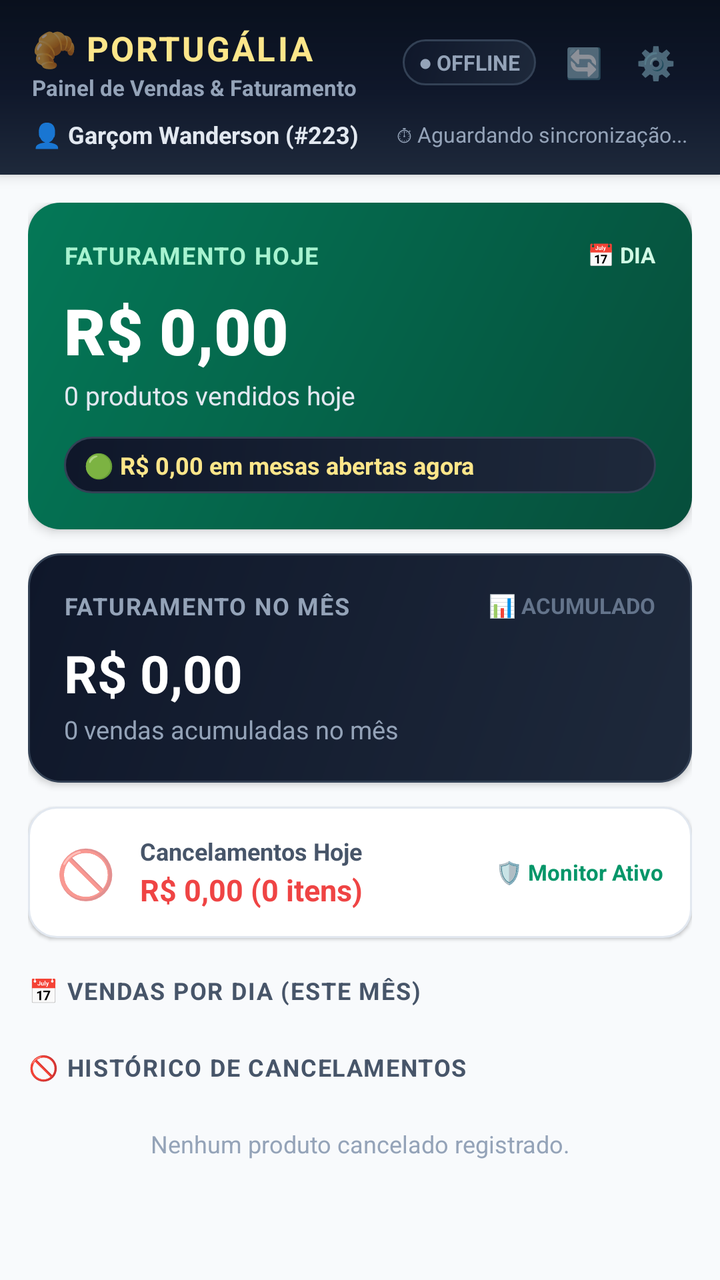
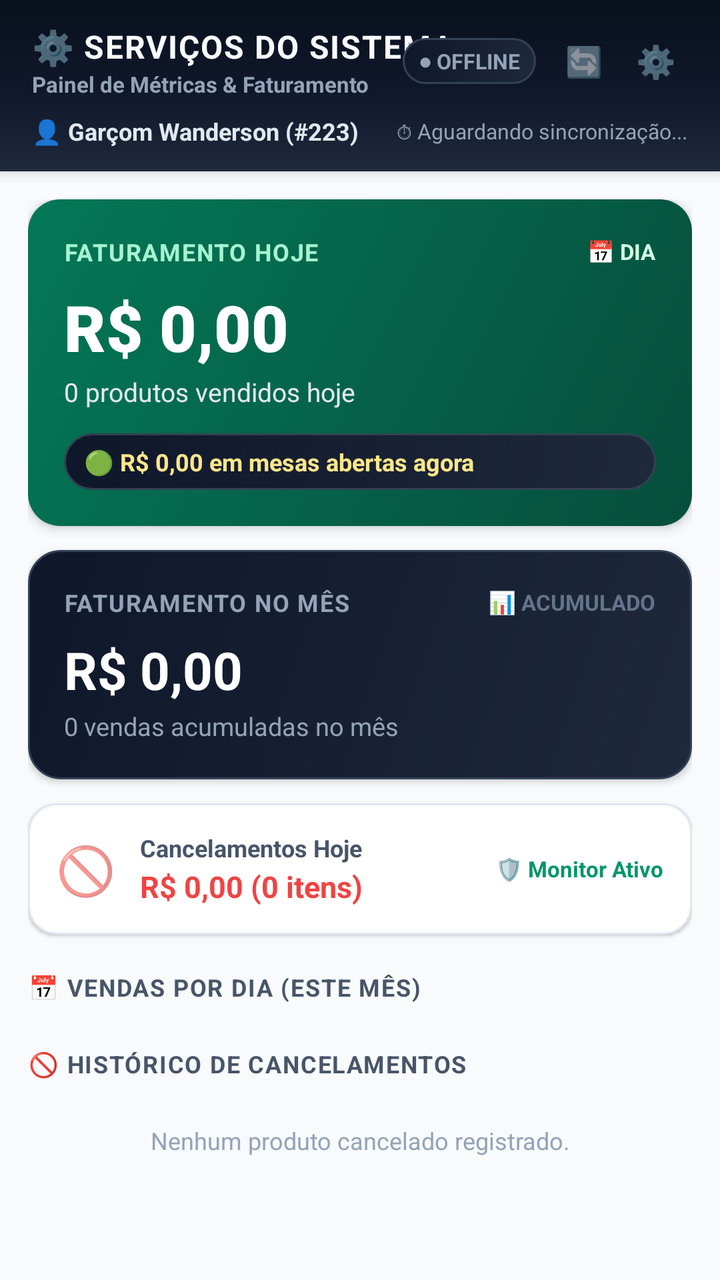

Two renders of the same Android screen: before a commit and after it. Below are the layout's source before the change and the commit's diff.
<!-- AndroidManifest.xml: application theme Theme.AppMesas -->
<!-- res/layout/activity_main.xml -->
<?xml version="1.0" encoding="utf-8"?>
<LinearLayout xmlns:android="http://schemas.android.com/apk/res/android"
    xmlns:app="http://schemas.android.com/apk/res-auto"
    android:id="@+id/rootLayoutMain"
    android:layout_width="match_parent"
    android:layout_height="match_parent"
    android:orientation="vertical"
    android:background="#F8FAFC"
    android:fitsSystemWindows="true">

    
    <LinearLayout
        android:layout_width="match_parent"
        android:layout_height="wrap_content"
        android:orientation="vertical"
        android:background="@drawable/bg_header_luxury"
        android:paddingStart="16dp"
        android:paddingEnd="16dp"
        android:paddingTop="12dp"
        android:paddingBottom="12dp"
        android:elevation="4dp">

        <RelativeLayout
            android:layout_width="match_parent"
            android:layout_height="wrap_content">

            
            <LinearLayout
                android:layout_width="wrap_content"
                android:layout_height="wrap_content"
                android:layout_alignParentStart="true"
                android:layout_centerVertical="true"
                android:orientation="vertical">

                <LinearLayout
                    android:layout_width="wrap_content"
                    android:layout_height="wrap_content"
                    android:orientation="horizontal"
                    android:gravity="center_vertical">

                    <TextView
                        android:layout_width="wrap_content"
                        android:layout_height="wrap_content"
                        android:text="🥐 "
                        android:textSize="18sp" />

                    <TextView
                        android:layout_width="wrap_content"
                        android:layout_height="wrap_content"
                        android:text="PORTUGÁLIA"
                        android:textColor="#FDE68A"
                        android:textSize="17sp"
                        android:textStyle="bold"
                        android:letterSpacing="0.06" />
                </LinearLayout>

                <TextView
                    android:id="@+id/tvSubtituloHeader"
                    android:layout_width="wrap_content"
                    android:layout_height="wrap_content"
                    android:text="Painel de Vendas &amp; Faturamento"
                    android:textColor="#94A3B8"
                    android:textSize="11sp"
                    android:textStyle="bold" />
            </LinearLayout>

            
            <LinearLayout
                android:layout_width="wrap_content"
                android:layout_height="wrap_content"
                android:layout_alignParentEnd="true"
                android:layout_centerVertical="true"
                android:orientation="horizontal"
                android:gravity="center_vertical">

                
                <TextView
                    android:id="@+id/tvStatusServidorPill"
                    android:layout_width="wrap_content"
                    android:layout_height="wrap_content"
                    android:background="@drawable/bg_dashboard_card_slate"
                    android:paddingStart="8dp"
                    android:paddingEnd="8dp"
                    android:paddingTop="4dp"
                    android:paddingBottom="4dp"
                    android:text="● OFFLINE"
                    android:textColor="#94A3B8"
                    android:textSize="10.5sp"
                    android:textStyle="bold" />

                
                <TextView
                    android:id="@+id/btnAtualizar"
                    android:layout_width="32dp"
                    android:layout_height="32dp"
                    android:layout_marginStart="8dp"
                    android:gravity="center"
                    android:text="🔄"
                    android:textSize="15sp"
                    android:background="?android:attr/selectableItemBackgroundBorderless"
                    android:clickable="true"
                    android:focusable="true" />

                
                <TextView
                    android:id="@+id/btnConfigGarcom"
                    android:layout_width="32dp"
                    android:layout_height="32dp"
                    android:layout_marginStart="4dp"
                    android:gravity="center"
                    android:text="⚙️"
                    android:textSize="16sp"
                    android:background="?android:attr/selectableItemBackgroundBorderless"
                    android:clickable="true"
                    android:focusable="true" />
            </LinearLayout>

        </RelativeLayout>

        
        <LinearLayout
            android:layout_width="match_parent"
            android:layout_height="wrap_content"
            android:orientation="horizontal"
            android:gravity="center_vertical"
            android:layout_marginTop="8dp">

            <TextView
                android:id="@+id/tvNomeGarcomAtivo"
                android:layout_width="0dp"
                android:layout_height="wrap_content"
                android:layout_weight="1"
                android:text="👤 Garçom Wanderson (#223)"
                android:textColor="#E2E8F0"
                android:textSize="12sp"
                android:textStyle="bold" />

            <TextView
                android:id="@+id/tvUltimaSincronizacao"
                android:layout_width="wrap_content"
                android:layout_height="wrap_content"
                android:text="⏱ Aguardando sincronização..."
                android:textColor="#94A3B8"
                android:textSize="10.5sp" />
        </LinearLayout>

    </LinearLayout>

    
    <LinearLayout
        android:id="@+id/cardItemPendenteConfirmacao"
        android:layout_width="match_parent"
        android:layout_height="wrap_content"
        android:orientation="vertical"
        android:layout_marginStart="14dp"
        android:layout_marginEnd="14dp"
        android:layout_marginTop="12dp"
        android:background="@drawable/bg_card_warning_banner"
        android:padding="14dp"
        android:elevation="3dp"
        android:visibility="gone">

        <LinearLayout
            android:layout_width="match_parent"
            android:layout_height="wrap_content"
            android:orientation="horizontal"
            android:gravity="center_vertical">

            <TextView
                android:layout_width="wrap_content"
                android:layout_height="wrap_content"
                android:text="⚠️"
                android:textSize="20sp" />

            <TextView
                android:id="@+id/tvTituloAlertaPendente"
                android:layout_width="0dp"
                android:layout_height="wrap_content"
                android:layout_weight="1"
                android:layout_marginStart="8dp"
                android:text="Item Removido da Comanda!"
                android:textColor="#991B1B"
                android:textSize="14sp"
                android:textStyle="bold" />

            <TextView
                android:id="@+id/tvBadgeContadorPendentes"
                android:layout_width="wrap_content"
                android:layout_height="wrap_content"
                android:background="@drawable/bg_badge_notif"
                android:paddingStart="7dp"
                android:paddingEnd="7dp"
                android:paddingTop="2dp"
                android:paddingBottom="2dp"
                android:text="1 pendente"
                android:textColor="#FFFFFF"
                android:textSize="10.5sp"
                android:textStyle="bold" />
        </LinearLayout>

        <TextView
            android:id="@+id/tvPendenteDescricao"
            android:layout_width="match_parent"
            android:layout_height="wrap_content"
            android:layout_marginTop="6dp"
            android:text="1x PF FRANGO GRELHADO — R$ 22,99"
            android:textColor="#1E293B"
            android:textSize="14sp"
            android:textStyle="bold" />

        <TextView
            android:id="@+id/tvPendenteMesaComanda"
            android:layout_width="match_parent"
            android:layout_height="wrap_content"
            android:layout_marginTop="2dp"
            android:text="Mesa 04 • CMD #22 • Detectado agora"
            android:textColor="#64748B"
            android:textSize="12sp" />

        <TextView
            android:layout_width="match_parent"
            android:layout_height="wrap_content"
            android:layout_marginTop="6dp"
            android:text="O produto sumiu da comanda. Este item foi cancelado?"
            android:textColor="#7F1D1D"
            android:textSize="12sp"
            android:textStyle="italic" />

        
        <LinearLayout
            android:layout_width="match_parent"
            android:layout_height="wrap_content"
            android:orientation="horizontal"
            android:layout_marginTop="10dp">

            <com.google.android.material.button.MaterialButton
                android:id="@+id/btnConfirmarCancelado"
                android:layout_width="0dp"
                android:layout_height="40dp"
                android:layout_weight="1"
                android:layout_marginEnd="6dp"
                android:text="❌ Sim, foi Cancelado"
                android:textSize="11.5sp"
                android:textStyle="bold"
                android:backgroundTint="#DC2626"
                app:cornerRadius="10dp" />

            <com.google.android.material.button.MaterialButton
                android:id="@+id/btnDescartarCancelado"
                android:layout_width="0dp"
                android:layout_height="40dp"
                android:layout_weight="1"
                android:layout_marginStart="6dp"
                android:text="✅ Não, foi Pago / Normal"
                android:textSize="11.5sp"
                android:textStyle="bold"
                android:backgroundTint="#059669"
                app:cornerRadius="10dp" />
        </LinearLayout>

    </LinearLayout>

    
    <ScrollView
        android:layout_width="match_parent"
        android:layout_height="0dp"
        android:layout_weight="1"
        android:fillViewport="true">

        <LinearLayout
            android:layout_width="match_parent"
            android:layout_height="wrap_content"
            android:orientation="vertical"
            android:padding="14dp">

            
            <LinearLayout
                android:layout_width="match_parent"
                android:layout_height="wrap_content"
                android:orientation="vertical"
                android:background="@drawable/bg_card_finance"
                android:padding="18dp"
                android:elevation="3dp">

                <LinearLayout
                    android:layout_width="match_parent"
                    android:layout_height="wrap_content"
                    android:orientation="horizontal"
                    android:gravity="center_vertical">

                    <TextView
                        android:layout_width="0dp"
                        android:layout_height="wrap_content"
                        android:layout_weight="1"
                        android:text="FATURAMENTO HOJE"
                        android:textColor="#A7F3D0"
                        android:textSize="12sp"
                        android:textStyle="bold"
                        android:letterSpacing="0.05" />

                    <TextView
                        android:layout_width="wrap_content"
                        android:layout_height="wrap_content"
                        android:text="📅 DIA"
                        android:textColor="#D1FAE5"
                        android:textSize="11sp"
                        android:textStyle="bold" />
                </LinearLayout>

                <TextView
                    android:id="@+id/tvFaturamentoHoje"
                    android:layout_width="wrap_content"
                    android:layout_height="wrap_content"
                    android:layout_marginTop="8dp"
                    android:text="R$ 0,00"
                    android:textColor="#FFFFFF"
                    android:textSize="32sp"
                    android:textStyle="bold"
                    android:fontFamily="sans-serif-black" />

                <TextView
                    android:id="@+id/tvQtdItensHoje"
                    android:layout_width="wrap_content"
                    android:layout_height="wrap_content"
                    android:layout_marginTop="2dp"
                    android:text="0 produtos vendidos hoje"
                    android:textColor="#E2E8F0"
                    android:textSize="13sp" />

                
                <LinearLayout
                    android:layout_width="match_parent"
                    android:layout_height="wrap_content"
                    android:orientation="horizontal"
                    android:gravity="center_vertical"
                    android:layout_marginTop="12dp"
                    android:background="@drawable/bg_dashboard_card_slate"
                    android:paddingStart="10dp"
                    android:paddingEnd="10dp"
                    android:paddingTop="6dp"
                    android:paddingBottom="6dp">

                    <TextView
                        android:id="@+id/tvAbertosAgora"
                        android:layout_width="wrap_content"
                        android:layout_height="wrap_content"
                        android:text="🟢 R$ 0,00 em mesas abertas agora"
                        android:textColor="#FDE68A"
                        android:textSize="12sp"
                        android:textStyle="bold" />
                </LinearLayout>

            </LinearLayout>

            
            <LinearLayout
                android:layout_width="match_parent"
                android:layout_height="wrap_content"
                android:orientation="vertical"
                android:background="@drawable/bg_card_finance_month"
                android:padding="18dp"
                android:layout_marginTop="12dp"
                android:elevation="2dp">

                <LinearLayout
                    android:layout_width="match_parent"
                    android:layout_height="wrap_content"
                    android:orientation="horizontal"
                    android:gravity="center_vertical">

                    <TextView
                        android:id="@+id/tvTituloMes"
                        android:layout_width="0dp"
                        android:layout_height="wrap_content"
                        android:layout_weight="1"
                        android:text="FATURAMENTO NO MÊS"
                        android:textColor="#94A3B8"
                        android:textSize="12sp"
                        android:textStyle="bold"
                        android:letterSpacing="0.05" />

                    <TextView
                        android:layout_width="wrap_content"
                        android:layout_height="wrap_content"
                        android:text="📊 ACUMULADO"
                        android:textColor="#64748B"
                        android:textSize="11sp"
                        android:textStyle="bold" />
                </LinearLayout>

                <TextView
                    android:id="@+id/tvFaturamentoMes"
                    android:layout_width="wrap_content"
                    android:layout_height="wrap_content"
                    android:layout_marginTop="8dp"
                    android:text="R$ 0,00"
                    android:textColor="#FFFFFF"
                    android:textSize="26sp"
                    android:textStyle="bold" />

                <TextView
                    android:id="@+id/tvQtdItensMes"
                    android:layout_width="wrap_content"
                    android:layout_height="wrap_content"
                    android:layout_marginTop="2dp"
                    android:text="0 vendas acumuladas no mês"
                    android:textColor="#94A3B8"
                    android:textSize="12.5sp" />

            </LinearLayout>

            
            <LinearLayout
                android:layout_width="match_parent"
                android:layout_height="wrap_content"
                android:orientation="horizontal"
                android:gravity="center_vertical"
                android:background="@drawable/bg_card_cancelamento"
                android:padding="14dp"
                android:layout_marginTop="12dp"
                android:elevation="1dp">

                <TextView
                    android:layout_width="wrap_content"
                    android:layout_height="wrap_content"
                    android:text="🚫"
                    android:textSize="24sp"
                    android:layout_marginEnd="12dp" />

                <LinearLayout
                    android:layout_width="0dp"
                    android:layout_height="wrap_content"
                    android:layout_weight="1"
                    android:orientation="vertical">

                    <TextView
                        android:layout_width="wrap_content"
                        android:layout_height="wrap_content"
                        android:text="Cancelamentos Hoje"
                        android:textColor="#475569"
                        android:textSize="12sp"
                        android:textStyle="bold" />

                    <TextView
                        android:id="@+id/tvCancelamentosHoje"
                        android:layout_width="wrap_content"
                        android:layout_height="wrap_content"
                        android:layout_marginTop="1dp"
                        android:text="R$ 0,00 (0 itens)"
                        android:textColor="#EF4444"
                        android:textSize="15sp"
                        android:textStyle="bold" />
                </LinearLayout>

                <TextView
                    android:id="@+id/tvStatusMonitoramento"
                    android:layout_width="wrap_content"
                    android:layout_height="wrap_content"
                    android:text="🛡️ Monitor Ativo"
                    android:textColor="#059669"
                    android:textSize="11sp"
                    android:textStyle="bold" />

            </LinearLayout>

            
            <LinearLayout
                android:layout_width="match_parent"
                android:layout_height="wrap_content"
                android:orientation="vertical"
                android:layout_marginTop="18dp">

                <TextView
                    android:layout_width="wrap_content"
                    android:layout_height="wrap_content"
                    android:text="📅 VENDAS POR DIA (ESTE MÊS)"
                    android:textColor="#475569"
                    android:textSize="12sp"
                    android:textStyle="bold"
                    android:letterSpacing="0.05"
                    android:layout_marginBottom="8dp" />

                <TextView
                    android:id="@+id/tvVazioDias"
                    android:layout_width="match_parent"
                    android:layout_height="wrap_content"
                    android:text="Nenhuma venda acumulada registrada ainda este mês."
                    android:textColor="#94A3B8"
                    android:textSize="12sp"
                    android:gravity="center"
                    android:padding="16dp"
                    android:visibility="gone" />

                <LinearLayout
                    android:id="@+id/layoutHistoricoDias"
                    android:layout_width="match_parent"
                    android:layout_height="wrap_content"
                    android:orientation="vertical" />

            </LinearLayout>

            
            <LinearLayout
                android:layout_width="match_parent"
                android:layout_height="wrap_content"
                android:orientation="vertical"
                android:layout_marginTop="14dp"
                android:layout_marginBottom="24dp">

                <TextView
                    android:layout_width="wrap_content"
                    android:layout_height="wrap_content"
                    android:text="🚫 HISTÓRICO DE CANCELAMENTOS"
                    android:textColor="#475569"
                    android:textSize="12sp"
                    android:textStyle="bold"
                    android:letterSpacing="0.05"
                    android:layout_marginBottom="8dp" />

                <TextView
                    android:id="@+id/tvVazioCancelamentos"
                    android:layout_width="match_parent"
                    android:layout_height="wrap_content"
                    android:text="Nenhum produto cancelado registrado."
                    android:textColor="#94A3B8"
                    android:textSize="12sp"
                    android:gravity="center"
                    android:padding="14dp" />

                <LinearLayout
                    android:id="@+id/layoutHistoricoCancelamentos"
                    android:layout_width="match_parent"
                    android:layout_height="wrap_content"
                    android:orientation="vertical" />

            </LinearLayout>

        </LinearLayout>

    </ScrollView>

</LinearLayout>
<!-- resources referenced by this layout -->
<resources>
  <!-- drawable bg_badge_notif (drawable) -->
  <?xml version="1.0" encoding="utf-8"?>
  <shape xmlns:android="http://schemas.android.com/apk/res/android"
      android:shape="rectangle">
      <corners android:radius="10dp" />
      <solid android:color="#EF4444" />
      <padding
          android:left="4dp"
          android:top="1dp"
          android:right="4dp"
          android:bottom="1dp" />
  </shape>
  <!-- drawable bg_card_cancelamento (drawable) -->
  <?xml version="1.0" encoding="utf-8"?>
  <shape xmlns:android="http://schemas.android.com/apk/res/android"
      android:shape="rectangle">
      <solid android:color="#FFFFFF" />
      <corners android:radius="14dp" />
      <stroke
          android:width="1dp"
          android:color="#E2E8F0" />
  </shape>
  <!-- drawable bg_card_finance (drawable) -->
  <?xml version="1.0" encoding="utf-8"?>
  <shape xmlns:android="http://schemas.android.com/apk/res/android"
      android:shape="rectangle">
      <gradient
          android:angle="135"
          android:startColor="#064E3B"
          android:endColor="#047857" />
      <corners android:radius="16dp" />
  </shape>
  <!-- drawable bg_card_finance_month (drawable) -->
  <?xml version="1.0" encoding="utf-8"?>
  <shape xmlns:android="http://schemas.android.com/apk/res/android"
      android:shape="rectangle">
      <gradient
          android:angle="135"
          android:startColor="#1E293B"
          android:endColor="#0F172A" />
      <corners android:radius="16dp" />
      <stroke
          android:width="1dp"
          android:color="#334155" />
  </shape>
  <!-- drawable bg_card_warning_banner (drawable) -->
  <?xml version="1.0" encoding="utf-8"?>
  <shape xmlns:android="http://schemas.android.com/apk/res/android"
      android:shape="rectangle">
      <solid android:color="#FFF1F2" />
      <stroke
          android:width="1.5dp"
          android:color="#FDA4AF" />
      <corners android:radius="14dp" />
  </shape>
  <!-- drawable bg_dashboard_card_slate (drawable) -->
  <?xml version="1.0" encoding="utf-8"?>
  <shape xmlns:android="http://schemas.android.com/apk/res/android"
      android:shape="rectangle">
      <gradient
          android:startColor="#1E293B"
          android:endColor="#0F172A"
          android:angle="135" />
      <stroke
          android:width="1dp"
          android:color="#334155" />
      <corners android:radius="14dp" />
  </shape>
  <!-- drawable bg_header_luxury (drawable) -->
  <?xml version="1.0" encoding="utf-8"?>
  <shape xmlns:android="http://schemas.android.com/apk/res/android"
      android:shape="rectangle">
      <gradient
          android:startColor="#09101D"
          android:centerColor="#0F172A"
          android:endColor="#1E293B"
          android:angle="270" />
  </shape>
  <style name="Theme.AppMesas" parent="Theme.MaterialComponents.Light.NoActionBar">
          <item name="colorPrimary">@color/purple_500</item>
          <item name="colorPrimaryVariant">@color/purple_700</item>
          <item name="colorOnPrimary">@color/white</item>
          <item name="colorSecondary">@color/teal_700</item>
          <item name="colorSecondaryVariant">@color/teal_700</item>
          <item name="colorOnSecondary">@color/white</item>
          <item name="android:statusBarColor">@color/bg_header</item>
          <item name="android:navigationBarColor">@color/bg_dark</item>
          <item name="android:windowLightStatusBar">false</item>
          <item name="android:windowBackground">@color/bg_dark</item>
          <item name="android:textSize">15sp</item>
      </style>
  <color name="purple_500">#0F172A</color>
  <color name="purple_700">#09101D</color>
  <color name="white">#FFFFFF</color>
  <color name="teal_700">#0D9488</color>
  <color name="bg_header">#0F172A</color>
  <color name="bg_dark">#F1F5F9</color>
</resources>

<!-- the commit's change to res/layout/activity_main.xml (unified diff, before → after) -->
@@ -41,24 +41,24 @@
                     <TextView
                         android:layout_width="wrap_content"
                         android:layout_height="wrap_content"
-                        android:text="🥐 "
-                        android:textSize="18sp" />
-
-                    <TextView
-                        android:layout_width="wrap_content"
-                        android:layout_height="wrap_content"
-                        android:text="PORTUGÁLIA"
-                        android:textColor="#FDE68A"
-                        android:textSize="17sp"
+                        android:text="⚙️ "
+                        android:textSize="17sp" />
+
+                    <TextView
+                        android:layout_width="wrap_content"
+                        android:layout_height="wrap_content"
+                        android:text="SERVIÇOS DO SISTEMA"
+                        android:textColor="#F8FAFC"
+                        android:textSize="16sp"
                         android:textStyle="bold"
-                        android:letterSpacing="0.06" />
+                        android:letterSpacing="0.04" />
                 </LinearLayout>
 
                 <TextView
                     android:id="@+id/tvSubtituloHeader"
                     android:layout_width="wrap_content"
                     android:layout_height="wrap_content"
-                    android:text="Painel de Vendas &amp; Faturamento"
+                    android:text="Painel de Métricas &amp; Faturamento"
                     android:textColor="#94A3B8"
                     android:textSize="11sp"
                     android:textStyle="bold" />
